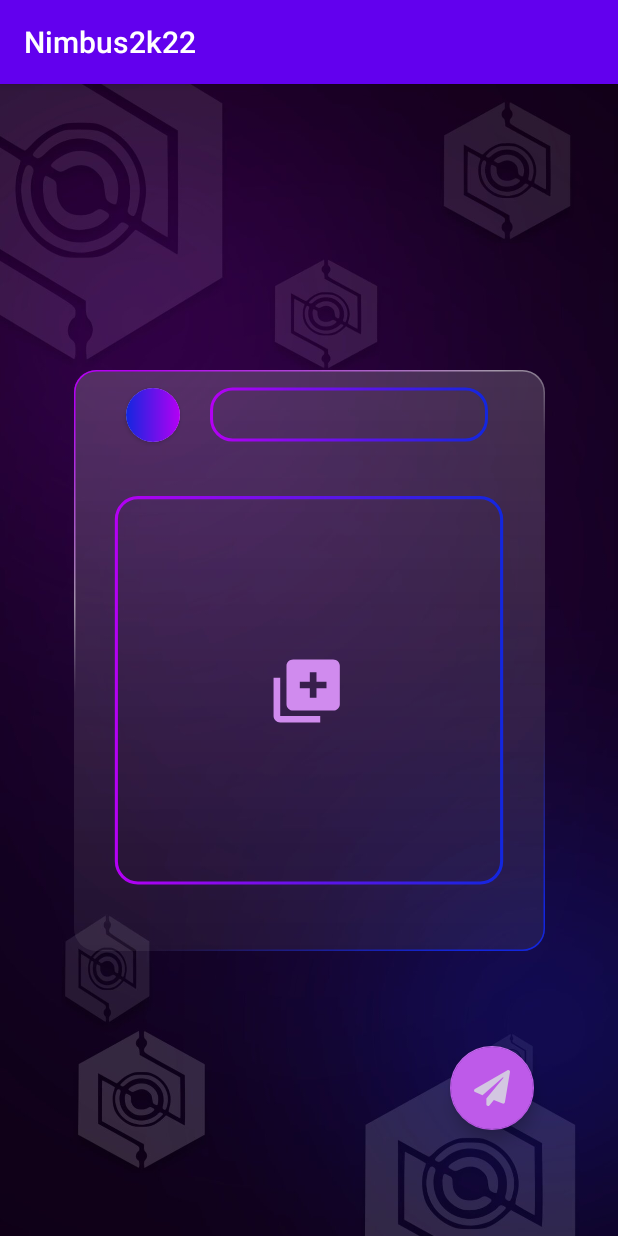
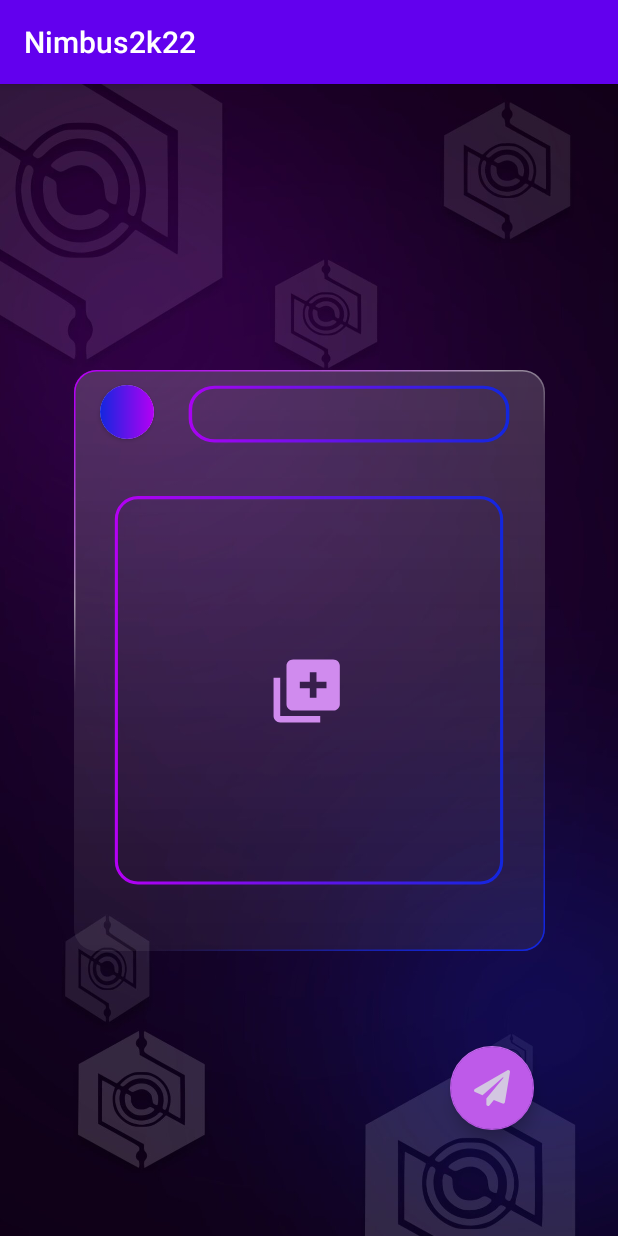
Before and after one commit to appteam-nith/Nimbus-2k22-front-end, an Android app: the screen it shows after launch (memePost), on a phone screen of 412 x 824 dp. Run offline under Robolectric (Android 15) with nearby library versions, the light colour scheme and no system bars; pictures from the network do not load.

Commit message:
Changed font color from black to white

```diff
--- a/app/src/main/res/drawable/ic_rctangle.xml
+++ b/app/src/main/res/drawable/ic_rctangle.xml
@@ -1,7 +1,7 @@
 <vector xmlns:android="http://schemas.android.com/apk/res/android"
     xmlns:aapt="http://schemas.android.com/aapt"
-    android:width="225dp"
-    android:height="76dp"
+    android:width="260dp"
+    android:height="80dp"
     android:viewportWidth="225"
     android:viewportHeight="76">
   <path
@@ -11,7 +11,7 @@
     <aapt:attr name="android:strokeColor">
       <gradient
           android:startY="33.3673"
-          android:startX="20"
+          android:startX="5"
           android:endY="33.3673"
           android:endX="205"
           android:type="linear">
--- a/app/src/main/res/layout/activity_meme_post.xml
+++ b/app/src/main/res/layout/activity_meme_post.xml
@@ -61,10 +61,11 @@
 
         <EditText
             android:id="@+id/caption"
+            android:textColor="@color/white"
             android:layout_width="wrap_content"
             android:layout_height="wrap_content"
-            android:gravity="center"
-            android:background="@drawable/ic_rctangle" />
+            android:background="@drawable/ic_rctangle"
+            android:gravity="center_vertical" />
     </LinearLayout>
 
     <!--    <androidx.cardview.widget.CardView-->
```
